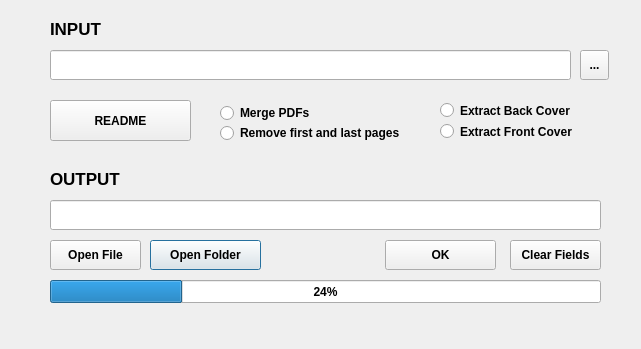
This is PDF Merger.ui in cbr9/PDF-Merger as Qt 5 draws it before an edit. The edited form follows.
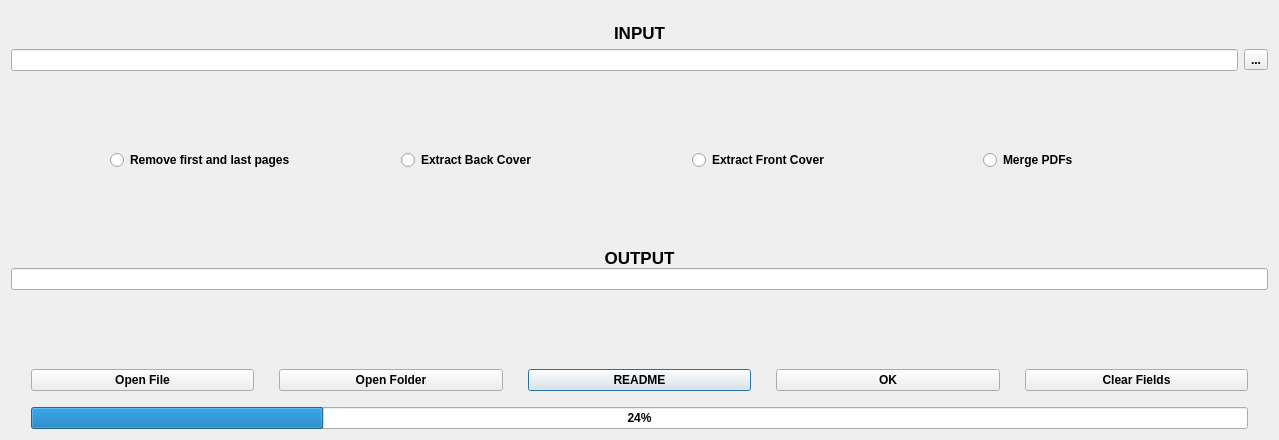
This is the edited form.

Commit message: fixed scaling problems, UI was adapted

What changed in the file:
```diff
--- a/PDF Merger.ui
+++ b/PDF Merger.ui
@@ -6,72 +6,38 @@
    <rect>
     <x>0</x>
     <y>0</y>
-    <width>641</width>
-    <height>349</height>
+    <width>1279</width>
+    <height>440</height>
    </rect>
   </property>
+  <property name="minimumSize">
+   <size>
+    <width>1279</width>
+    <height>440</height>
+   </size>
+  </property>
+  <property name="maximumSize">
+   <size>
+    <width>1279</width>
+    <height>440</height>
+   </size>
+  </property>
   <property name="windowTitle">
    <string>Dialog</string>
   </property>
-  <widget class="QToolButton" name="FolderSelector">
-   <property name="geometry">
-    <rect>
-     <x>580</x>
-     <y>50</y>
-     <width>29</width>
-     <height>30</height>
-    </rect>
-   </property>
-   <property name="font">
-    <font>
-     <weight>75</weight>
-     <bold>true</bold>
-    </font>
-   </property>
-   <property name="text">
-    <string>...</string>
-   </property>
-  </widget>
-  <widget class="QLineEdit" name="Folder">
-   <property name="geometry">
-    <rect>
-     <x>50</x>
-     <y>50</y>
-     <width>521</width>
-     <height>30</height>
-    </rect>
-   </property>
-   <property name="font">
-    <font>
-     <weight>75</weight>
-     <bold>true</bold>
-    </font>
-   </property>
-  </widget>
-  <widget class="QLineEdit" name="OutputBox">
-   <property name="geometry">
-    <rect>
-     <x>50</x>
-     <y>200</y>
-     <width>551</width>
-     <height>30</height>
-    </rect>
-   </property>
-   <property name="font">
-    <font>
-     <weight>75</weight>
-     <bold>true</bold>
-    </font>
-   </property>
-  </widget>
+  <layout class="QVBoxLayout" name="verticalLayout_3">
+   <item>
+    <layout class="QVBoxLayout" name="verticalLayout_2">
+     <property name="topMargin">
+      <number>12</number>
+     </property>
+     <item>
   <widget class="QLabel" name="label_4">
-   <property name="geometry">
-    <rect>
-     <x>50</x>
-     <y>20</y>
-     <width>59</width>
-     <height>18</height>
-    </rect>
+       <property name="sizePolicy">
+        <sizepolicy hsizetype="Ignored" vsizetype="Fixed">
+         <horstretch>0</horstretch>
+         <verstretch>0</verstretch>
+        </sizepolicy>
    </property>
    <property name="font">
     <font>
@@ -83,15 +49,197 @@
    <property name="text">
     <string>INPUT</string>
    </property>
-  </widget>
+       <property name="scaledContents">
+        <bool>true</bool>
+       </property>
+       <property name="alignment">
+        <set>Qt::AlignBottom|Qt::AlignHCenter</set>
+       </property>
+      </widget>
+     </item>
+     <item>
+      <layout class="QHBoxLayout" name="horizontalLayout">
+       <item>
+        <widget class="QLineEdit" name="Folder">
+         <property name="sizePolicy">
+          <sizepolicy hsizetype="Expanding" vsizetype="Fixed">
+           <horstretch>0</horstretch>
+           <verstretch>0</verstretch>
+          </sizepolicy>
+         </property>
+         <property name="font">
+          <font>
+           <weight>75</weight>
+           <bold>true</bold>
+          </font>
+         </property>
+        </widget>
+       </item>
+       <item alignment="Qt::AlignHCenter">
+        <widget class="QToolButton" name="FolderSelector">
+         <property name="sizePolicy">
+          <sizepolicy hsizetype="MinimumExpanding" vsizetype="Maximum">
+           <horstretch>0</horstretch>
+           <verstretch>0</verstretch>
+          </sizepolicy>
+         </property>
+         <property name="font">
+          <font>
+           <weight>75</weight>
+           <bold>true</bold>
+          </font>
+         </property>
+         <property name="text">
+          <string>...</string>
+         </property>
+        </widget>
+       </item>
+      </layout>
+     </item>
+    </layout>
+   </item>
+   <item>
+    <spacer name="verticalSpacer_2">
+     <property name="orientation">
+      <enum>Qt::Vertical</enum>
+     </property>
+     <property name="sizeHint" stdset="0">
+      <size>
+       <width>20</width>
+       <height>40</height>
+      </size>
+     </property>
+    </spacer>
+   </item>
+   <item>
+    <layout class="QHBoxLayout" name="horizontalLayout_2">
+     <property name="sizeConstraint">
+      <enum>QLayout::SetNoConstraint</enum>
+     </property>
+     <property name="leftMargin">
+      <number>99</number>
+     </property>
+     <item>
+      <widget class="QRadioButton" name="filterPages">
+       <property name="sizePolicy">
+        <sizepolicy hsizetype="MinimumExpanding" vsizetype="Fixed">
+         <horstretch>0</horstretch>
+         <verstretch>0</verstretch>
+        </sizepolicy>
+       </property>
+       <property name="font">
+        <font>
+         <weight>75</weight>
+         <bold>true</bold>
+        </font>
+       </property>
+       <property name="autoFillBackground">
+        <bool>false</bool>
+       </property>
+       <property name="text">
+        <string>Remove first and last pages</string>
+       </property>
+       <attribute name="buttonGroup">
+        <string notr="true">action</string>
+       </attribute>
+      </widget>
+     </item>
+     <item>
+      <widget class="QRadioButton" name="backCover">
+       <property name="sizePolicy">
+        <sizepolicy hsizetype="MinimumExpanding" vsizetype="Fixed">
+         <horstretch>0</horstretch>
+         <verstretch>0</verstretch>
+        </sizepolicy>
+       </property>
+       <property name="font">
+        <font>
+         <weight>75</weight>
+         <bold>true</bold>
+        </font>
+       </property>
+       <property name="text">
+        <string>Extract Back Cover</string>
+       </property>
+       <attribute name="buttonGroup">
+        <string notr="true">action</string>
+       </attribute>
+      </widget>
+     </item>
+     <item>
+      <widget class="QRadioButton" name="frontCover">
+       <property name="sizePolicy">
+        <sizepolicy hsizetype="MinimumExpanding" vsizetype="Fixed">
+         <horstretch>0</horstretch>
+         <verstretch>0</verstretch>
+        </sizepolicy>
+       </property>
+       <property name="font">
+        <font>
+         <weight>75</weight>
+         <bold>true</bold>
+        </font>
+       </property>
+       <property name="text">
+        <string>Extract Front Cover</string>
+       </property>
+       <attribute name="buttonGroup">
+        <string notr="true">action</string>
+       </attribute>
+      </widget>
+     </item>
+     <item>
+      <widget class="QRadioButton" name="mergePdfs">
+       <property name="sizePolicy">
+        <sizepolicy hsizetype="MinimumExpanding" vsizetype="Fixed">
+         <horstretch>0</horstretch>
+         <verstretch>0</verstretch>
+        </sizepolicy>
+       </property>
+       <property name="font">
+        <font>
+         <weight>75</weight>
+         <bold>true</bold>
+        </font>
+       </property>
+       <property name="text">
+        <string>Merge PDFs</string>
+       </property>
+       <attribute name="buttonGroup">
+        <string notr="true">action</string>
+       </attribute>
+      </widget>
+     </item>
+    </layout>
+   </item>
+   <item>
+    <spacer name="verticalSpacer_3">
+     <property name="orientation">
+      <enum>Qt::Vertical</enum>
+     </property>
+     <property name="sizeType">
+      <enum>QSizePolicy::Expanding</enum>
+     </property>
+     <property name="sizeHint" stdset="0">
+      <size>
+       <width>20</width>
+       <height>30</height>
+      </size>
+     </property>
+    </spacer>
+   </item>
+   <item>
+    <layout class="QVBoxLayout" name="verticalLayout">
+     <property name="spacing">
+      <number>0</number>
+     </property>
+     <item>
   <widget class="QLabel" name="label_5">
-   <property name="geometry">
-    <rect>
-     <x>50</x>
-     <y>170</y>
-     <width>71</width>
-     <height>18</height>
-    </rect>
+       <property name="sizePolicy">
+        <sizepolicy hsizetype="Minimum" vsizetype="Maximum">
+         <horstretch>0</horstretch>
+         <verstretch>0</verstretch>
+        </sizepolicy>
    </property>
    <property name="font">
     <font>
@@ -103,16 +251,67 @@
    <property name="text">
     <string>OUTPUT</string>
    </property>
-  </widget>
-  <widget class="QPushButton" name="OpenFolder">
-   <property name="geometry">
-    <rect>
-     <x>150</x>
-     <y>240</y>
-     <width>111</width>
-     <height>30</height>
-    </rect>
-   </property>
+       <property name="scaledContents">
+        <bool>true</bool>
+       </property>
+       <property name="alignment">
+        <set>Qt::AlignCenter</set>
+       </property>
+      </widget>
+     </item>
+     <item>
+      <widget class="QLineEdit" name="OutputBox">
+       <property name="sizePolicy">
+        <sizepolicy hsizetype="Minimum" vsizetype="Minimum">
+         <horstretch>0</horstretch>
+         <verstretch>0</verstretch>
+        </sizepolicy>
+       </property>
+       <property name="font">
+        <font>
+         <weight>75</weight>
+         <bold>true</bold>
+        </font>
+       </property>
+       <property name="alignment">
+        <set>Qt::AlignJustify|Qt::AlignTop</set>
+       </property>
+      </widget>
+     </item>
+    </layout>
+   </item>
+   <item>
+    <spacer name="verticalSpacer">
+     <property name="orientation">
+      <enum>Qt::Vertical</enum>
+     </property>
+     <property name="sizeHint" stdset="0">
+      <size>
+       <width>20</width>
+       <height>40</height>
+      </size>
+     </property>
+    </spacer>
+   </item>
+   <item>
+    <layout class="QGridLayout" name="gridLayout_2" columnstretch="0,0,0,0,0">
+     <property name="sizeConstraint">
+      <enum>QLayout::SetNoConstraint</enum>
+     </property>
+     <property name="leftMargin">
+      <number>20</number>
+     </property>
+     <property name="topMargin">
+      <number>0</number>
+     </property>
+     <property name="rightMargin">
+      <number>20</number>
+     </property>
+     <property name="horizontalSpacing">
+      <number>25</number>
+     </property>
+     <item row="0" column="2">
+      <widget class="QPushButton" name="README">
    <property name="font">
     <font>
      <weight>75</weight>
@@ -120,18 +319,12 @@
     </font>
    </property>
    <property name="text">
-    <string>Open Folder</string>
-   </property>
-  </widget>
+        <string>README</string>
+       </property>
+      </widget>
+     </item>
+     <item row="0" column="0">
   <widget class="QPushButton" name="OpenFile">
-   <property name="geometry">
-    <rect>
-     <x>50</x>
-     <y>240</y>
-     <width>91</width>
-     <height>30</height>
-    </rect>
-   </property>
    <property name="font">
     <font>
      <weight>75</weight>
@@ -149,15 +342,22 @@
     <bool>false</bool>
    </property>
   </widget>
+     </item>
+     <item row="0" column="1">
+      <widget class="QPushButton" name="OpenFolder">
+       <property name="font">
+        <font>
+         <weight>75</weight>
+         <bold>true</bold>
+        </font>
+       </property>
+       <property name="text">
+        <string>Open Folder</string>
+       </property>
+      </widget>
+     </item>
+     <item row="0" column="3">
   <widget class="QPushButton" name="OK">
-   <property name="geometry">
-    <rect>
-     <x>385</x>
-     <y>240</y>
-     <width>111</width>
-     <height>30</height>
-    </rect>
-   </property>
    <property name="font">
     <font>
      <weight>75</weight>
@@ -168,15 +368,9 @@
     <string>OK</string>
    </property>
   </widget>
+     </item>
+     <item row="0" column="4">
   <widget class="QPushButton" name="ClearFields">
-   <property name="geometry">
-    <rect>
-     <x>510</x>
-     <y>240</y>
-     <width>91</width>
-     <height>30</height>
-    </rect>
-   </property>
    <property name="font">
     <font>
      <weight>75</weight>
@@ -187,14 +381,30 @@
     <string>Clear Fields</string>
    </property>
   </widget>
+     </item>
+     <item row="1" column="2">
+      <spacer name="verticalSpacer_4">
+       <property name="orientation">
+        <enum>Qt::Vertical</enum>
+       </property>
+       <property name="sizeType">
+        <enum>QSizePolicy::Fixed</enum>
+       </property>
+       <property name="sizeHint" stdset="0">
+        <size>
+         <width>20</width>
+         <height>10</height>
+        </size>
+       </property>
+      </spacer>
+     </item>
+     <item row="2" column="0" colspan="5">
   <widget class="QProgressBar" name="progressBar">
-   <property name="geometry">
-    <rect>
-     <x>50</x>
-     <y>280</y>
-     <width>551</width>
-     <height>23</height>
-    </rect>
+       <property name="sizePolicy">
+        <sizepolicy hsizetype="Expanding" vsizetype="Fixed">
+         <horstretch>0</horstretch>
+         <verstretch>0</verstretch>
+        </sizepolicy>
    </property>
    <property name="font">
     <font>
@@ -205,139 +415,24 @@
    <property name="value">
     <number>24</number>
    </property>
-  </widget>
-  <widget class="QLabel" name="DONE">
-   <property name="geometry">
-    <rect>
-     <x>270</x>
-     <y>240</y>
-     <width>101</width>
-     <height>31</height>
-    </rect>
-   </property>
-   <property name="font">
-    <font>
-     <weight>75</weight>
-     <bold>true</bold>
-    </font>
-   </property>
-   <property name="text">
-    <string/>
-   </property>
    <property name="alignment">
     <set>Qt::AlignCenter</set>
    </property>
-  </widget>
-  <widget class="QRadioButton" name="mergePdfs">
-   <property name="geometry">
-    <rect>
-     <x>220</x>
-     <y>100</y>
-     <width>99</width>
-     <height>26</height>
-    </rect>
-   </property>
-   <property name="font">
-    <font>
-     <weight>75</weight>
-     <bold>true</bold>
-    </font>
-   </property>
-   <property name="text">
-    <string>Merge PDFs</string>
-   </property>
-   <attribute name="buttonGroup">
-    <string notr="true">action</string>
-   </attribute>
-  </widget>
-  <widget class="QRadioButton" name="frontCover">
-   <property name="geometry">
-    <rect>
-     <x>440</x>
-     <y>121</y>
-     <width>161</width>
-     <height>21</height>
-    </rect>
-   </property>
-   <property name="font">
-    <font>
-     <weight>75</weight>
-     <bold>true</bold>
-    </font>
-   </property>
-   <property name="text">
-    <string>Extract Front Cover</string>
-   </property>
-   <attribute name="buttonGroup">
-    <string notr="true">action</string>
-   </attribute>
-  </widget>
-  <widget class="QRadioButton" name="backCover">
-   <property name="geometry">
-    <rect>
-     <x>440</x>
-     <y>100</y>
-     <width>151</width>
-     <height>21</height>
-    </rect>
-   </property>
-   <property name="font">
-    <font>
-     <weight>75</weight>
-     <bold>true</bold>
-    </font>
-   </property>
-   <property name="text">
-    <string>Extract Back Cover</string>
-   </property>
-   <attribute name="buttonGroup">
-    <string notr="true">action</string>
-   </attribute>
-  </widget>
-  <widget class="QPushButton" name="README">
-   <property name="geometry">
-    <rect>
-     <x>50</x>
-     <y>100</y>
-     <width>141</width>
-     <height>41</height>
-    </rect>
-   </property>
-   <property name="font">
-    <font>
-     <weight>75</weight>
-     <bold>true</bold>
-    </font>
-   </property>
-   <property name="text">
-    <string>README</string>
-   </property>
-  </widget>
-  <widget class="QRadioButton" name="filterPages">
-   <property name="geometry">
-    <rect>
-     <x>220</x>
-     <y>120</y>
-     <width>196</width>
-     <height>26</height>
-    </rect>
-   </property>
-   <property name="font">
-    <font>
-     <weight>75</weight>
-     <bold>true</bold>
-    </font>
-   </property>
-   <property name="autoFillBackground">
-    <bool>false</bool>
-   </property>
-   <property name="text">
-    <string>Remove first and last pages</string>
-   </property>
-   <attribute name="buttonGroup">
-    <string notr="true">action</string>
-   </attribute>
-  </widget>
+       <property name="textDirection">
+        <enum>QProgressBar::TopToBottom</enum>
+       </property>
+      </widget>
+     </item>
+    </layout>
+   </item>
+   <item>
+    <layout class="QVBoxLayout" name="verticalLayout_4">
+     <property name="sizeConstraint">
+      <enum>QLayout::SetDefaultConstraint</enum>
+     </property>
+    </layout>
+   </item>
+  </layout>
  </widget>
  <tabstops>
   <tabstop>backCover</tabstop>
```
Left out of the diff: 7 changed lines with no effect on the pictures. Lines whose indentation alone changed are shown as unchanged. The commit also changes 2 other files.
